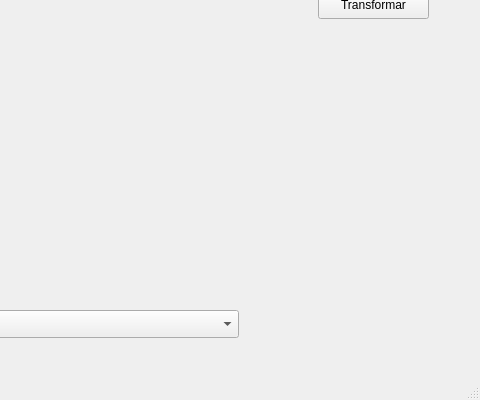
This is mainwindow.ui in WallaceJunior14/computer-graphics as Qt 5 draws it before an edit; both pictures show x 542 to 1022 and y 320 to 720 of the 1022 by 720 pixel window. The edited form follows.
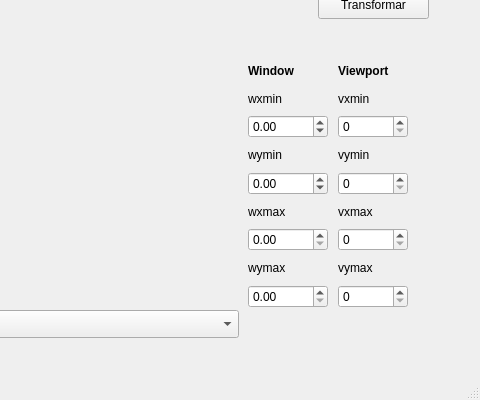
This is the edited form. Custom widgets are drawn as their Qt base class.

Commit message: Window e Viewport

Diff of the .ui file:
```diff
--- a/mainwindow.ui
+++ b/mainwindow.ui
@@ -405,6 +405,167 @@
      <string/>
     </property>
    </widget>
+   <widget class="QWidget" name="layoutWidget">
+    <property name="geometry">
+     <rect>
+      <x>790</x>
+      <y>380</y>
+      <width>80</width>
+      <height>248</height>
+     </rect>
+    </property>
+    <layout class="QVBoxLayout" name="layoutWindow">
+     <item>
+      <widget class="QLabel" name="labelWindow">
+       <property name="font">
+        <font>
+         <bold>true</bold>
+        </font>
+       </property>
+       <property name="text">
+        <string>Window</string>
+       </property>
+      </widget>
+     </item>
+     <item>
+      <widget class="QLabel" name="label">
+       <property name="text">
+        <string>wxmin</string>
+       </property>
+      </widget>
+     </item>
+     <item>
+      <widget class="QDoubleSpinBox" name="spinWxMin">
+       <property name="minimum">
+        <double>-99.000000000000000</double>
+       </property>
+       <property name="maximum">
+        <double>200.000000000000000</double>
+       </property>
+      </widget>
+     </item>
+     <item>
+      <widget class="QLabel" name="label_2">
+       <property name="text">
+        <string>wymin</string>
+       </property>
+      </widget>
+     </item>
+     <item>
+      <widget class="QDoubleSpinBox" name="spinWyMin">
+       <property name="decimals">
+        <number>2</number>
+       </property>
+       <property name="minimum">
+        <double>-99.000000000000000</double>
+       </property>
+       <property name="maximum">
+        <double>300.000000000000000</double>
+       </property>
+      </widget>
+     </item>
+     <item>
+      <widget class="QLabel" name="label_3">
+       <property name="text">
+        <string>wxmax</string>
+       </property>
+      </widget>
+     </item>
+     <item>
+      <widget class="QDoubleSpinBox" name="spinWxMax">
+       <property name="maximum">
+        <double>600.000000000000000</double>
+       </property>
+      </widget>
+     </item>
+     <item>
+      <widget class="QLabel" name="label_4">
+       <property name="text">
+        <string>wymax</string>
+       </property>
+      </widget>
+     </item>
+     <item>
+      <widget class="QDoubleSpinBox" name="spinWyMax">
+       <property name="maximum">
+        <double>600.000000000000000</double>
+       </property>
+      </widget>
+     </item>
+    </layout>
+   </widget>
+   <widget class="QWidget" name="layoutWidget">
+    <property name="geometry">
+     <rect>
+      <x>880</x>
+      <y>380</y>
+      <width>70</width>
+      <height>248</height>
+     </rect>
+    </property>
+    <layout class="QVBoxLayout" name="layoutViewport">
+     <item>
+      <widget class="QLabel" name="labelViewport">
+       <property name="font">
+        <font>
+         <bold>true</bold>
+        </font>
+       </property>
+       <property name="text">
+        <string>Viewport</string>
+       </property>
+      </widget>
+     </item>
+     <item>
+      <widget class="QLabel" name="label_6">
+       <property name="text">
+        <string>vxmin</string>
+       </property>
+      </widget>
+     </item>
+     <item>
+      <widget class="QSpinBox" name="spinVxMin"/>
+     </item>
+     <item>
+      <widget class="QLabel" name="label_7">
+       <property name="text">
+        <string>vymin</string>
+       </property>
+      </widget>
+     </item>
+     <item>
+      <widget class="QSpinBox" name="spinVyMin"/>
+     </item>
+     <item>
+      <widget class="QLabel" name="label_8">
+       <property name="text">
+        <string>vxmax</string>
+       </property>
+      </widget>
+     </item>
+     <item>
+      <widget class="QSpinBox" name="spinVxMax">
+       <property name="maximum">
+        <number>700</number>
+       </property>
+      </widget>
+     </item>
+     <item>
+      <widget class="QLabel" name="label_9">
+       <property name="text">
+        <string>vymax</string>
+       </property>
+      </widget>
+     </item>
+     <item>
+      <widget class="QSpinBox" name="spinVyMax">
+       <property name="maximum">
+        <number>700</number>
+       </property>
+      </widget>
+     </item>
+    </layout>
+   </widget>
   </widget>
   <widget class="QMenuBar" name="menubar">
    <property name="geometry">
```
The commit also changes 17 other files.
